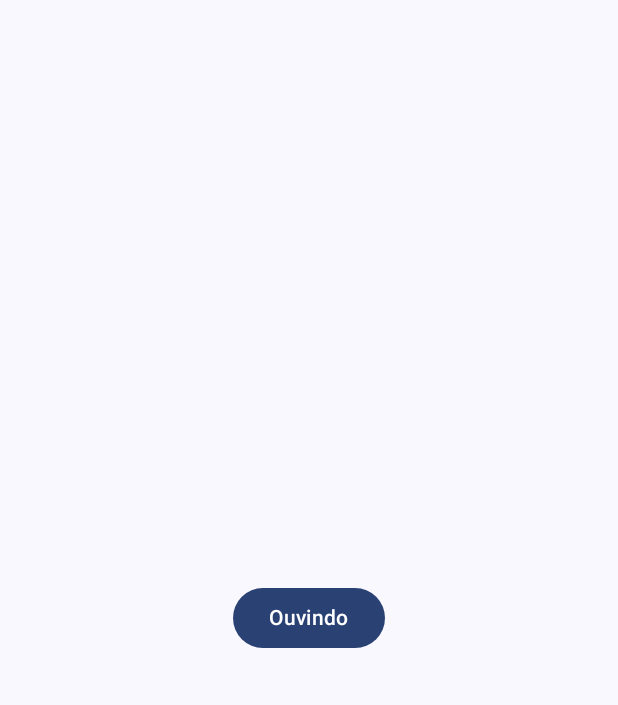
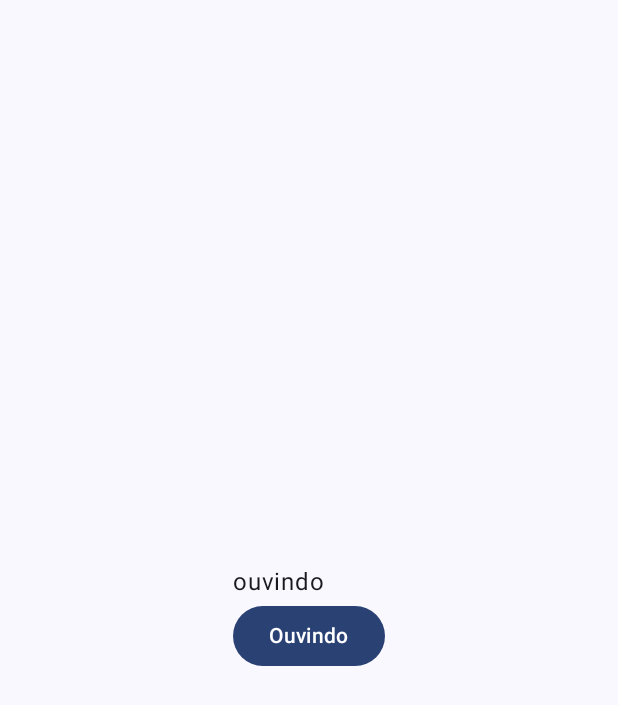
Before and after one commit to filipecancio/barber, an Android app built with Jetpack Compose: the screen it shows after launch (MainActivity), after a tap on "Aperte", on a phone screen of 412 x 824 dp. Shown: the top 705 px of the screen. Run offline under Robolectric (Android 15) with nearby library versions, the phone set to English and light mode, and no system bars.

```diff
--- a/app/src/main/java/dev/cancio/barber/ui/screen/HomeScreen.kt
+++ b/app/src/main/java/dev/cancio/barber/ui/screen/HomeScreen.kt
@@ -4,7 +4,9 @@ import android.content.Context
 import android.content.Intent
 import android.speech.SpeechRecognizer
 import androidx.compose.foundation.layout.Box
+import androidx.compose.foundation.layout.Column
 import androidx.compose.foundation.layout.fillMaxWidth
+import androidx.compose.foundation.lazy.LazyColumn
 import androidx.compose.material3.Button
 import androidx.compose.material3.Text
 import androidx.compose.runtime.Composable
@@ -21,18 +23,25 @@ import dev.cancio.barber.viewmodel.HomeViewModel
 fun HomeScreen(
     context: Context,
 ) {
-
     val viewModel = HomeViewModel(context)
+    val text = remember {
+        mutableStateOf("")
+    }
 
     Box(
         modifier = Modifier.fillMaxWidth()
     ) {
-        Button(
-            modifier = Modifier
-                .align(Alignment.Center),
-            onClick = { viewModel.onClickButton() }
+        LazyColumn(
+            modifier = Modifier.align(Alignment.Center)
         ) {
-            Text(text = viewModel.updateText())
+            item { Text(text = text.value) }
+            item {
+                Button(
+                    onClick = { text.value = viewModel.onClickButton() }
+                ) {
+                    Text(text = viewModel.updateText())
+                }
+            }
         }
     }
 }
--- a/app/src/main/java/dev/cancio/barber/viewmodel/HomeViewModel.kt
+++ b/app/src/main/java/dev/cancio/barber/viewmodel/HomeViewModel.kt
@@ -37,14 +37,16 @@ class HomeViewModel(
 
     private fun initViewState() = ViewState(spokenText = "", isListening = false, error = null)
 
-    fun startListening() {
+    fun startListening():String {
         speechRecognizer.startListening(recognizerIntent)
         notifyListening(isRecording = true)
+        return "ouvindo"
     }
 
-    fun stopListening() {
+    fun stopListening():String {
         speechRecognizer.stopListening()
         notifyListening(isRecording = false)
+        return uiState.spokenText
     }
 
     private fun notifyListening(isRecording: Boolean) {
```
